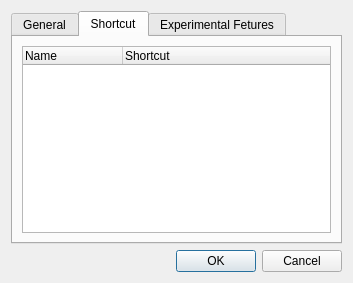
The window that src/painttyDesktop/widgets/configuredialog.ui (liuyanghejerry/painttyWidget) describes before a commit, drawn with Qt 5.
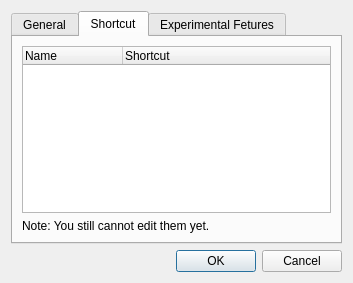
The same window after the commit. The open tabs and pages were chosen to show the change.

Commit message: update: translations; add: label to notice user that shortcut cannot be edited yet.

```diff
--- a/src/painttyDesktop/widgets/configuredialog.ui
+++ b/src/painttyDesktop/widgets/configuredialog.ui
@@ -81,6 +81,13 @@
          </column>
         </widget>
        </item>
+       <item>
+        <widget class="QLabel" name="label">
+         <property name="text">
+          <string>Note: You still cannot edit them yet.</string>
+         </property>
+        </widget>
+       </item>
       </layout>
      </widget>
      <widget class="QWidget" name="experimentalTab">
```
Left out of the diff: 3 changed lines with no effect on the pictures. The commit also changes 6 other files.
